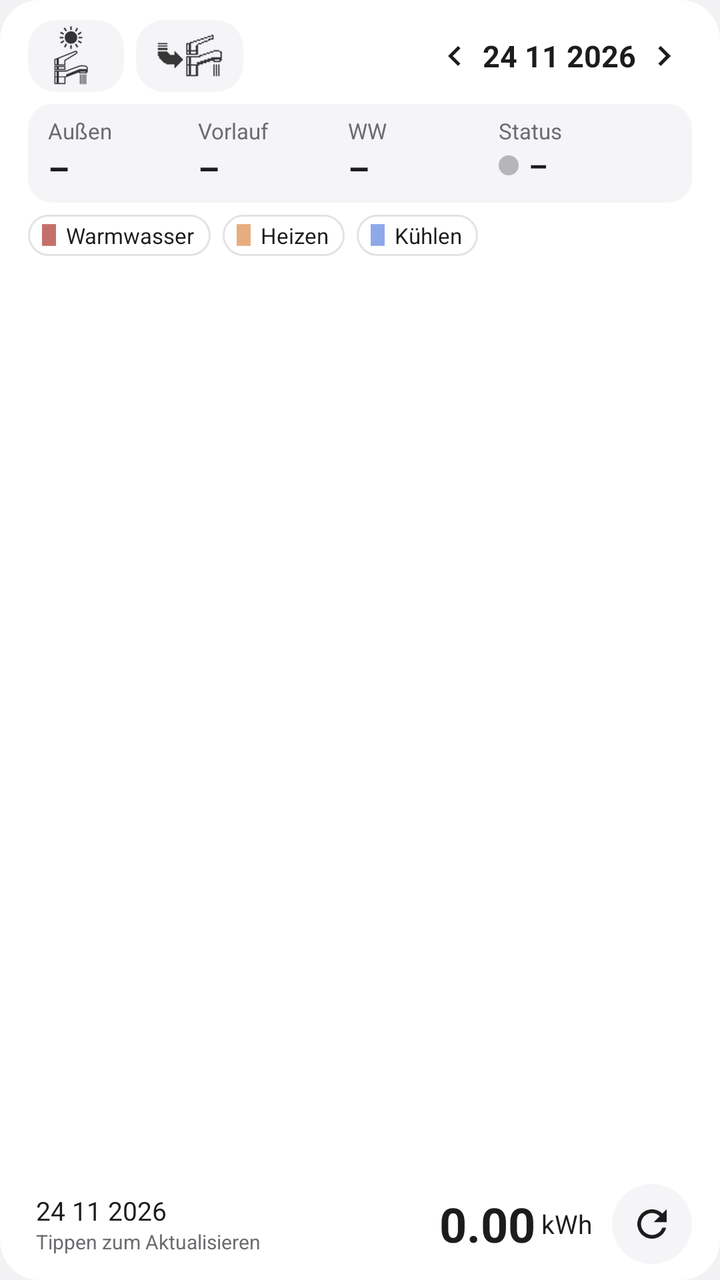
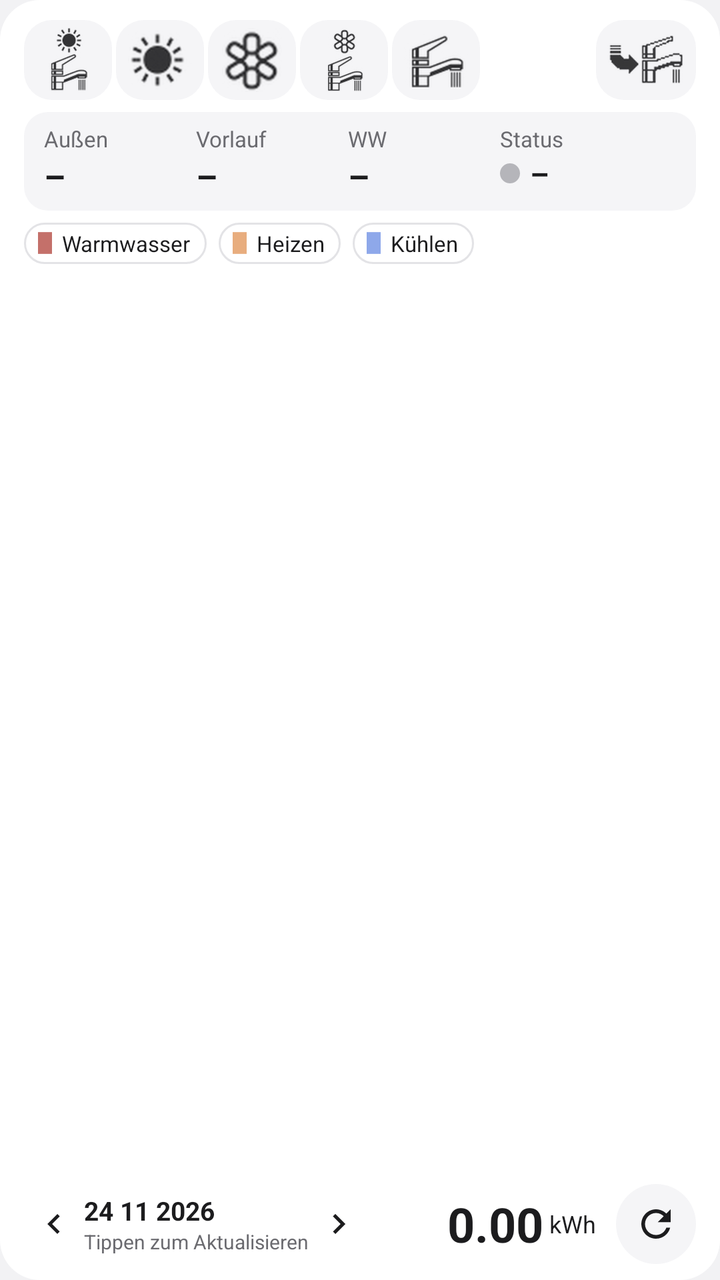

The first picture is an Android layout as it rendered before a commit; the second is the same layout after the commit. The layout source and the unified diff follow.
<!-- AndroidManifest.xml: application theme AppTheme -->
<!-- res/layout/widget_lwp.xml -->
<?xml version="1.0" encoding="utf-8"?>
<LinearLayout xmlns:android="http://schemas.android.com/apk/res/android"
    android:id="@+id/root"
    android:layout_width="match_parent"
    android:layout_height="match_parent"
    android:background="@drawable/widget_bg"
    android:orientation="vertical"
    android:paddingStart="14dp"
    android:paddingTop="10dp"
    android:paddingEnd="14dp"
    android:paddingBottom="8dp">

    
    <LinearLayout
        android:layout_width="match_parent"
        android:layout_height="wrap_content"
        android:gravity="center_vertical"
        android:orientation="horizontal">

        <TextView
            android:id="@+id/title"
            android:layout_width="wrap_content"
            android:visibility="gone"
            android:layout_height="wrap_content"
            android:ellipsize="end"
            android:maxLines="1"
            android:text="LWP"
            android:textColor="@color/text_primary"
            android:textSize="17sp"
            android:textStyle="bold" />

        
        <LinearLayout
            android:id="@+id/dhw_toggle"
            android:layout_width="wrap_content"
            android:layout_height="36dp"
            android:background="@drawable/pill_off"
            android:contentDescription="Betriebsart wechseln"
            android:gravity="center_vertical"
            android:minWidth="48dp"
            android:orientation="horizontal"
            android:paddingStart="12dp"
            android:paddingTop="3dp"
            android:paddingEnd="12dp"
            android:paddingBottom="3dp">

            <ImageView
                android:id="@+id/mode_icon"
                android:layout_width="wrap_content"
                android:layout_height="30dp"
                android:adjustViewBounds="true"
                android:scaleType="fitCenter"
                android:src="@drawable/mode_heat_water" />

            <TextView
                android:id="@+id/mode_pending"
                android:layout_width="wrap_content"
                android:layout_height="wrap_content"
                android:layout_marginStart="4dp"
                android:text="…"
                android:textColor="@color/text_secondary"
                android:textSize="13sp"
                android:textStyle="bold"
                android:visibility="gone" />
        </LinearLayout>

        
        <LinearLayout
            android:id="@+id/force_toggle"
            android:layout_width="wrap_content"
            android:layout_height="36dp"
            android:layout_marginStart="6dp"
            android:background="@drawable/pill_off"
            android:contentDescription="Warmwasser erzwingen"
            android:gravity="center_vertical"
            android:minWidth="48dp"
            android:orientation="horizontal"
            android:paddingStart="10dp"
            android:paddingTop="6dp"
            android:paddingEnd="10dp"
            android:paddingBottom="6dp">

            <ImageView
                android:id="@+id/force_icon"
                android:layout_width="wrap_content"
                android:layout_height="22dp"
                android:adjustViewBounds="true"
                android:scaleType="fitCenter"
                android:src="@drawable/mode_force_dhw" />

            <TextView
                android:id="@+id/force_pending"
                android:layout_width="wrap_content"
                android:layout_height="wrap_content"
                android:layout_marginStart="4dp"
                android:text="…"
                android:textColor="@color/text_secondary"
                android:textSize="13sp"
                android:textStyle="bold"
                android:visibility="gone" />
        </LinearLayout>

        <TextView
            android:layout_width="0dp"
            android:layout_height="1dp"
            android:layout_weight="1" />

        <ImageView
            android:id="@+id/prev"
            android:layout_width="28dp"
            android:layout_height="28dp"
            android:contentDescription="Vorheriger Tag"
            android:padding="4dp"
            android:src="@drawable/ic_chevron_left" />

        <TextView
            android:id="@+id/date"
            android:layout_width="wrap_content"
            android:layout_height="wrap_content"
            android:text="24 11 2026"
            android:textColor="@color/text_primary"
            android:textSize="15sp"
            android:textStyle="bold" />

        <ImageView
            android:id="@+id/next"
            android:layout_width="28dp"
            android:layout_height="28dp"
            android:contentDescription="Nächster Tag"
            android:padding="4dp"
            android:src="@drawable/ic_chevron_right" />
    </LinearLayout>

    
    <LinearLayout
        android:layout_width="match_parent"
        android:layout_height="wrap_content"
        android:layout_marginTop="6dp"
        android:background="@drawable/live_bg"
        android:baselineAligned="false"
        android:orientation="horizontal"
        android:paddingStart="10dp"
        android:paddingTop="6dp"
        android:paddingEnd="10dp"
        android:paddingBottom="6dp">

        <LinearLayout
            android:layout_width="0dp"
            android:layout_height="wrap_content"
            android:layout_weight="1"
            android:orientation="vertical">

            <TextView
                android:layout_width="wrap_content"
                android:layout_height="wrap_content"
                android:text="Außen"
                android:textColor="@color/text_secondary"
                android:textSize="11sp" />

            <TextView
                android:id="@+id/outdoor"
                android:layout_width="wrap_content"
                android:layout_height="wrap_content"
                android:maxLines="1"
                android:text="–"
                android:textColor="@color/text_primary"
                android:textSize="17sp"
                android:textStyle="bold" />
        </LinearLayout>

        <LinearLayout
            android:layout_width="0dp"
            android:layout_height="wrap_content"
            android:layout_weight="1"
            android:orientation="vertical">

            <TextView
                android:id="@+id/flow_label"
                android:layout_width="wrap_content"
                android:layout_height="wrap_content"
                android:text="Vorlauf"
                android:textColor="@color/text_secondary"
                android:textSize="11sp" />

            <TextView
                android:id="@+id/flow"
                android:layout_width="wrap_content"
                android:layout_height="wrap_content"
                android:maxLines="1"
                android:text="–"
                android:textColor="@color/text_primary"
                android:textSize="17sp"
                android:textStyle="bold" />
        </LinearLayout>

        <LinearLayout
            android:layout_width="0dp"
            android:layout_height="wrap_content"
            android:layout_weight="1"
            android:orientation="vertical">

            <TextView
                android:layout_width="wrap_content"
                android:layout_height="wrap_content"
                android:text="WW"
                android:textColor="@color/text_secondary"
                android:textSize="11sp" />

            <TextView
                android:id="@+id/tank_temp"
                android:layout_width="wrap_content"
                android:layout_height="wrap_content"
                android:maxLines="1"
                android:text="–"
                android:textColor="@color/text_primary"
                android:textSize="17sp"
                android:textStyle="bold" />
        </LinearLayout>

        <LinearLayout
            android:layout_width="0dp"
            android:layout_height="wrap_content"
            android:layout_weight="1.15"
            android:orientation="vertical">

            <TextView
                android:layout_width="wrap_content"
                android:layout_height="wrap_content"
                android:text="Status"
                android:textColor="@color/text_secondary"
                android:textSize="11sp" />

            <LinearLayout
                android:layout_width="wrap_content"
                android:layout_height="wrap_content"
                android:gravity="center_vertical"
                android:orientation="horizontal">

                <ImageView
                    android:id="@+id/activity_dot"
                    android:layout_width="10dp"
                    android:layout_height="10dp"
                    android:layout_marginEnd="5dp"
                    android:src="@drawable/dot_idle" />

                <TextView
                    android:id="@+id/activity"
                    android:layout_width="wrap_content"
                    android:layout_height="wrap_content"
                    android:maxLines="1"
                    android:text="–"
                    android:textColor="@color/text_primary"
                    android:textSize="15sp"
                    android:textStyle="bold" />
            </LinearLayout>
        </LinearLayout>
    </LinearLayout>

    
    <LinearLayout
        android:id="@+id/legend"
        android:layout_width="match_parent"
        android:layout_height="wrap_content"
        android:layout_marginTop="6dp"
        android:orientation="horizontal">

        <LinearLayout
            android:layout_width="wrap_content"
            android:layout_height="wrap_content"
            android:layout_marginEnd="6dp"
            android:background="@drawable/chip_bg"
            android:gravity="center_vertical"
            android:orientation="horizontal"
            android:paddingStart="7dp"
            android:paddingTop="3dp"
            android:paddingEnd="8dp"
            android:paddingBottom="3dp">

            <ImageView
                android:layout_width="7dp"
                android:layout_height="11dp"
                android:layout_marginEnd="5dp"
                android:src="@drawable/legend_hot_water" />

            <TextView
                android:layout_width="wrap_content"
                android:layout_height="wrap_content"
                android:text="Warmwasser"
                android:textColor="@color/text_primary"
                android:textSize="11sp" />
        </LinearLayout>

        <LinearLayout
            android:layout_width="wrap_content"
            android:layout_height="wrap_content"
            android:layout_marginEnd="6dp"
            android:background="@drawable/chip_bg"
            android:gravity="center_vertical"
            android:orientation="horizontal"
            android:paddingStart="7dp"
            android:paddingTop="3dp"
            android:paddingEnd="8dp"
            android:paddingBottom="3dp">

            <ImageView
                android:layout_width="7dp"
                android:layout_height="11dp"
                android:layout_marginEnd="5dp"
                android:src="@drawable/legend_heat" />

            <TextView
                android:layout_width="wrap_content"
                android:layout_height="wrap_content"
                android:text="Heizen"
                android:textColor="@color/text_primary"
                android:textSize="11sp" />
        </LinearLayout>

        <LinearLayout
            android:layout_width="wrap_content"
            android:layout_height="wrap_content"
            android:background="@drawable/chip_bg"
            android:gravity="center_vertical"
            android:orientation="horizontal"
            android:paddingStart="7dp"
            android:paddingTop="3dp"
            android:paddingEnd="8dp"
            android:paddingBottom="3dp">

            <ImageView
                android:layout_width="7dp"
                android:layout_height="11dp"
                android:layout_marginEnd="5dp"
                android:src="@drawable/legend_cool" />

            <TextView
                android:layout_width="wrap_content"
                android:layout_height="wrap_content"
                android:text="Kühlen"
                android:textColor="@color/text_primary"
                android:textSize="11sp" />
        </LinearLayout>
    </LinearLayout>

    
    <ImageView
        android:id="@+id/chart"
        android:layout_width="match_parent"
        android:layout_height="0dp"
        android:layout_marginTop="6dp"
        android:layout_weight="1"
        android:contentDescription="Stündlicher Verbrauch"
        android:scaleType="fitCenter" />

    
    <LinearLayout
        android:id="@+id/footer"
        android:layout_width="match_parent"
        android:layout_height="wrap_content"
        android:layout_marginTop="4dp"
        android:gravity="center_vertical"
        android:orientation="horizontal"
        android:paddingStart="4dp">

        <LinearLayout
            android:layout_width="0dp"
            android:layout_height="wrap_content"
            android:layout_weight="1"
            android:orientation="vertical">

            <TextView
                android:id="@+id/total_date"
                android:layout_width="wrap_content"
                android:layout_height="wrap_content"
                android:text="24 11 2026"
                android:textColor="@color/text_primary"
                android:textSize="13sp" />

            <TextView
                android:id="@+id/updated"
                android:layout_width="wrap_content"
                android:layout_height="wrap_content"
                android:ellipsize="end"
                android:maxLines="1"
                android:text="Tippen zum Aktualisieren"
                android:textColor="@color/text_secondary"
                android:textSize="10sp" />
        </LinearLayout>

        <TextView
            android:id="@+id/total"
            android:layout_width="wrap_content"
            android:layout_height="wrap_content"
            android:text="0.00"
            android:textColor="@color/text_primary"
            android:textSize="24sp"
            android:textStyle="bold" />

        <TextView
            android:layout_width="wrap_content"
            android:layout_height="wrap_content"
            android:layout_marginStart="3dp"
            android:layout_marginEnd="10dp"
            android:text="kWh"
            android:textColor="@color/text_primary"
            android:textSize="13sp" />

        <ImageView
            android:id="@+id/refresh"
            android:layout_width="40dp"
            android:layout_height="40dp"
            android:background="@drawable/refresh_bg"
            android:contentDescription="Aktualisieren"
            android:padding="9dp"
            android:scaleType="fitCenter"
            android:src="@drawable/ic_refresh" />
    </LinearLayout>
</LinearLayout>
<!-- resources referenced by this layout -->
<resources>
  <color name="text_primary">#FF1C1C1E</color>
  <color name="text_secondary">#FF6B6B70</color>
  <!-- drawable chip_bg (drawable) -->
  <?xml version="1.0" encoding="utf-8"?>
  <shape xmlns:android="http://schemas.android.com/apk/res/android" android:shape="rectangle">
      <solid android:color="@color/card" />
      <stroke android:width="1dp" android:color="@color/chip_stroke" />
      <corners android:radius="10dp" />
  </shape>
  <!-- drawable dot_idle (drawable) -->
  <?xml version="1.0" encoding="utf-8"?>
  <shape xmlns:android="http://schemas.android.com/apk/res/android" android:shape="oval">
      <solid android:color="@color/idle" />
      <size android:width="10dp" android:height="10dp" />
  </shape>
  <!-- drawable ic_chevron_left (drawable) -->
  <?xml version="1.0" encoding="utf-8"?>
  <vector xmlns:android="http://schemas.android.com/apk/res/android"
      android:width="20dp" android:height="20dp" android:viewportWidth="24" android:viewportHeight="24">
      <path android:fillColor="@color/text_primary" android:pathData="M15.41,7.41L14,6l-6,6 6,6 1.41,-1.41L10.83,12z" />
  </vector>
  <!-- drawable legend_cool (drawable) -->
  <?xml version="1.0" encoding="utf-8"?>
  <shape xmlns:android="http://schemas.android.com/apk/res/android" android:shape="rectangle">
      <solid android:color="@color/cool" />
      <size android:width="9dp" android:height="14dp" />
  </shape>
  <!-- drawable legend_heat (drawable) -->
  <?xml version="1.0" encoding="utf-8"?>
  <shape xmlns:android="http://schemas.android.com/apk/res/android" android:shape="rectangle">
      <solid android:color="@color/heat" />
      <size android:width="9dp" android:height="14dp" />
  </shape>
  <!-- drawable legend_hot_water (drawable) -->
  <?xml version="1.0" encoding="utf-8"?>
  <shape xmlns:android="http://schemas.android.com/apk/res/android" android:shape="rectangle">
      <solid android:color="@color/hot_water" />
      <size android:width="9dp" android:height="14dp" />
  </shape>
  <!-- drawable live_bg (drawable) -->
  <?xml version="1.0" encoding="utf-8"?>
  <shape xmlns:android="http://schemas.android.com/apk/res/android" android:shape="rectangle">
      <solid android:color="@color/live_bg" />
      <corners android:radius="12dp" />
  </shape>
  <!-- drawable pill_off (drawable) -->
  <?xml version="1.0" encoding="utf-8"?>
  <shape xmlns:android="http://schemas.android.com/apk/res/android" android:shape="rectangle">
      <solid android:color="@color/live_bg" />
      <corners android:radius="14dp" />
  </shape>
  <!-- drawable refresh_bg (drawable) -->
  <?xml version="1.0" encoding="utf-8"?>
  <shape xmlns:android="http://schemas.android.com/apk/res/android" android:shape="oval">
      <solid android:color="@color/live_bg" />
  </shape>
  <!-- drawable widget_bg (drawable) -->
  <?xml version="1.0" encoding="utf-8"?>
  <shape xmlns:android="http://schemas.android.com/apk/res/android" android:shape="rectangle">
      <solid android:color="@color/card" />
      <corners android:radius="20dp" />
  </shape>
  <style name="AppTheme" parent="android:Theme.Material.Light.NoActionBar">
          <item name="android:windowBackground">@color/page</item>
          <item name="android:statusBarColor">@color/page</item>
          <item name="android:windowLightStatusBar">true</item>
          <item name="android:colorAccent">@color/hot_water</item>
      </style>
  <color name="card">#FFFFFFFF</color>
  <color name="chip_stroke">#FFE3E3E6</color>
  <color name="idle">#FFB5B5BA</color>
  <color name="cool">#FF8EA8EA</color>
  <color name="heat">#FFE8AD7E</color>
  <color name="hot_water">#FFC4706A</color>
  <color name="live_bg">#FFF5F5F7</color>
  <color name="page">#FFF2F2F4</color>
  <!-- unchanged entries left out for length: 4 -->
</resources>

<!-- the commit's change to res/layout/widget_lwp.xml (unified diff, before → after) -->
@@ -5,9 +5,9 @@
     android:layout_height="match_parent"
     android:background="@drawable/widget_bg"
     android:orientation="vertical"
-    android:paddingStart="14dp"
+    android:paddingStart="12dp"
     android:paddingTop="10dp"
-    android:paddingEnd="14dp"
+    android:paddingEnd="12dp"
     android:paddingBottom="8dp">
 
     
@@ -17,88 +17,71 @@
         android:gravity="center_vertical"
         android:orientation="horizontal">
 
-        <TextView
-            android:id="@+id/title"
-            android:layout_width="wrap_content"
-            android:visibility="gone"
-            android:layout_height="wrap_content"
-            android:ellipsize="end"
-            android:maxLines="1"
-            android:text="LWP"
-            android:textColor="@color/text_primary"
-            android:textSize="17sp"
-            android:textStyle="bold" />
-
-        
-        <LinearLayout
-            android:id="@+id/dhw_toggle"
-            android:layout_width="wrap_content"
-            android:layout_height="36dp"
-            android:background="@drawable/pill_off"
-            android:contentDescription="Betriebsart wechseln"
-            android:gravity="center_vertical"
-            android:minWidth="48dp"
-            android:orientation="horizontal"
-            android:paddingStart="12dp"
-            android:paddingTop="3dp"
-            android:paddingEnd="12dp"
-            android:paddingBottom="3dp">
-
-            <ImageView
-                android:id="@+id/mode_icon"
-                android:layout_width="wrap_content"
-                android:layout_height="30dp"
-                android:adjustViewBounds="true"
-                android:scaleType="fitCenter"
-                android:src="@drawable/mode_heat_water" />
-
-            <TextView
-                android:id="@+id/mode_pending"
-                android:layout_width="wrap_content"
-                android:layout_height="wrap_content"
-                android:layout_marginStart="4dp"
-                android:text="…"
-                android:textColor="@color/text_secondary"
-                android:textSize="13sp"
-                android:textStyle="bold"
-                android:visibility="gone" />
-        </LinearLayout>
-
-        
-        <LinearLayout
-            android:id="@+id/force_toggle"
-            android:layout_width="wrap_content"
-            android:layout_height="36dp"
-            android:layout_marginStart="6dp"
-            android:background="@drawable/pill_off"
-            android:contentDescription="Warmwasser erzwingen"
-            android:gravity="center_vertical"
-            android:minWidth="48dp"
-            android:orientation="horizontal"
-            android:paddingStart="10dp"
-            android:paddingTop="6dp"
-            android:paddingEnd="10dp"
-            android:paddingBottom="6dp">
-
-            <ImageView
-                android:id="@+id/force_icon"
-                android:layout_width="wrap_content"
-                android:layout_height="22dp"
-                android:adjustViewBounds="true"
-                android:scaleType="fitCenter"
-                android:src="@drawable/mode_force_dhw" />
-
-            <TextView
-                android:id="@+id/force_pending"
-                android:layout_width="wrap_content"
-                android:layout_height="wrap_content"
-                android:layout_marginStart="4dp"
-                android:text="…"
-                android:textColor="@color/text_secondary"
-                android:textSize="13sp"
-                android:textStyle="bold"
-                android:visibility="gone" />
-        </LinearLayout>
+        <ImageView
+            android:id="@+id/op_heat_water"
+            android:layout_width="44dp"
+            android:layout_height="40dp"
+            android:layout_marginEnd="2dp"
+            android:background="@drawable/pill_off"
+            android:contentDescription="Heizen und Warmwasser"
+            android:paddingStart="6dp"
+            android:paddingTop="4dp"
+            android:paddingEnd="6dp"
+            android:paddingBottom="4dp"
+            android:scaleType="fitCenter"
+            android:src="@drawable/mode_heat_water" />
+        <ImageView
+            android:id="@+id/op_heat"
+            android:layout_width="44dp"
+            android:layout_height="40dp"
+            android:layout_marginEnd="2dp"
+            android:background="@drawable/pill_off"
+            android:contentDescription="Heizen"
+            android:paddingStart="6dp"
+            android:paddingTop="4dp"
+            android:paddingEnd="6dp"
+            android:paddingBottom="4dp"
+            android:scaleType="fitCenter"
+            android:src="@drawable/mode_heat" />
+        <ImageView
+            android:id="@+id/op_cool"
+            android:layout_width="44dp"
+            android:layout_height="40dp"
+            android:layout_marginEnd="2dp"
+            android:background="@drawable/pill_off"
+            android:contentDescription="Kühlen"
+            android:paddingStart="6dp"
+            android:paddingTop="4dp"
+            android:paddingEnd="6dp"
+            android:paddingBottom="4dp"
+            android:scaleType="fitCenter"
+            android:src="@drawable/mode_cool" />
+        <ImageView
+            android:id="@+id/op_cool_water"
+            android:layout_width="44dp"
+            android:layout_height="40dp"
+            android:layout_marginEnd="2dp"
+            android:background="@drawable/pill_off"
+            android:contentDescription="Kühlen und Warmwasser"
+            android:paddingStart="6dp"
+            android:paddingTop="4dp"
+            android:paddingEnd="6dp"
+            android:paddingBottom="4dp"
+            android:scaleType="fitCenter"
+            android:src="@drawable/mode_cool_water" />
+        <ImageView
+            android:id="@+id/op_water"
+            android:layout_width="44dp"
+            android:layout_height="40dp"
+            android:layout_marginEnd="2dp"
+            android:background="@drawable/pill_off"
+            android:contentDescription="Warmwasser"
+            android:paddingStart="6dp"
+            android:paddingTop="4dp"
+            android:paddingEnd="6dp"
+            android:paddingBottom="4dp"
+            android:scaleType="fitCenter"
+            android:src="@drawable/mode_water" />
 
         <TextView
             android:layout_width="0dp"
@@ -106,29 +89,29 @@
             android:layout_weight="1" />
 
         <ImageView
-            android:id="@+id/prev"
-            android:layout_width="28dp"
-            android:layout_height="28dp"
-            android:contentDescription="Vorheriger Tag"
-            android:padding="4dp"
-            android:src="@drawable/ic_chevron_left" />
+            android:id="@+id/force_toggle"
+            android:layout_width="50dp"
+            android:layout_height="40dp"
+            android:layout_marginStart="6dp"
+            android:background="@drawable/pill_off"
+            android:contentDescription="Warmwasser erzwingen (Notbetrieb)"
+            android:paddingStart="6dp"
+            android:paddingTop="4dp"
+            android:paddingEnd="6dp"
+            android:paddingBottom="4dp"
+            android:scaleType="fitCenter"
+            android:src="@drawable/mode_force_dhw" />
 
         <TextView
-            android:id="@+id/date"
-            android:layout_width="wrap_content"
-            android:layout_height="wrap_content"
-            android:text="24 11 2026"
-            android:textColor="@color/text_primary"
-            android:textSize="15sp"
-            android:textStyle="bold" />
-
-        <ImageView
-            android:id="@+id/next"
-            android:layout_width="28dp"
-            android:layout_height="28dp"
-            android:contentDescription="Nächster Tag"
-            android:padding="4dp"
-            android:src="@drawable/ic_chevron_right" />
+            android:id="@+id/mode_pending"
+            android:layout_width="wrap_content"
+            android:layout_height="wrap_content"
+            android:layout_marginStart="2dp"
+            android:text="…"
+            android:textColor="@color/text_secondary"
+            android:textSize="13sp"
+            android:textStyle="bold"
+            android:visibility="gone" />
     </LinearLayout>
 
     
@@ -354,18 +337,24 @@
 
     
     <LinearLayout
-        android:id="@+id/footer"
         android:layout_width="match_parent"
         android:layout_height="wrap_content"
         android:layout_marginTop="4dp"
         android:gravity="center_vertical"
-        android:orientation="horizontal"
-        android:paddingStart="4dp">
-
-        <LinearLayout
-            android:layout_width="0dp"
-            android:layout_height="wrap_content"
-            android:layout_weight="1"
+        android:orientation="horizontal">
+
+        <ImageView
+            android:id="@+id/prev"
+            android:layout_width="30dp"
+            android:layout_height="40dp"
+            android:contentDescription="Vorheriger Tag"
+            android:paddingTop="10dp"
+            android:paddingBottom="10dp"
+            android:src="@drawable/ic_chevron_left" />
+
+        <LinearLayout
+            android:layout_width="wrap_content"
+            android:layout_height="wrap_content"
             android:orientation="vertical">
 
             <TextView
@@ -374,7 +363,8 @@
                 android:layout_height="wrap_content"
                 android:text="24 11 2026"
                 android:textColor="@color/text_primary"
-                android:textSize="13sp" />
+                android:textSize="13sp"
+                android:textStyle="bold" />
 
             <TextView
                 android:id="@+id/updated"
@@ -387,6 +377,20 @@
                 android:textSize="10sp" />
         </LinearLayout>
 
+        <ImageView
+            android:id="@+id/next"
+            android:layout_width="30dp"
+            android:layout_height="40dp"
+            android:contentDescription="Nächster Tag"
+            android:paddingTop="10dp"
+            android:paddingBottom="10dp"
+            android:src="@drawable/ic_chevron_right" />
+
+        <TextView
+            android:layout_width="0dp"
+            android:layout_height="1dp"
+            android:layout_weight="1" />
+
         <TextView
             android:id="@+id/total"
             android:layout_width="wrap_content"
@@ -403,7 +407,7 @@
             android:layout_marginEnd="10dp"
             android:text="kWh"
             android:textColor="@color/text_primary"
-            android:textSize="13sp" />
+            android:textSize="12sp" />
 
         <ImageView
             android:id="@+id/refresh"
<!-- resource entries referenced after the edit -->
@@ -45,6 +45,10 @@
       <solid android:color="@color/live_bg" />
       <corners android:radius="12dp" />
   </shape>
+  <!-- drawable mode_cool: png bitmap (drawable-nodpi, 7164 bytes) -->
+  <!-- drawable mode_cool_water: png bitmap (drawable-nodpi, 17718 bytes) -->
+  <!-- drawable mode_heat: png bitmap (drawable-nodpi, 6570 bytes) -->
+  <!-- drawable mode_water: png bitmap (drawable-nodpi, 10267 bytes) -->
   <!-- drawable pill_off (drawable) -->
   <?xml version="1.0" encoding="utf-8"?>
   <shape xmlns:android="http://schemas.android.com/apk/res/android" android:shape="rectangle">
